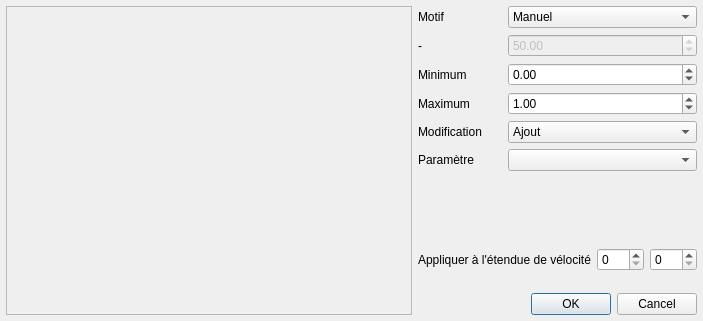
Before: the Qt Designer form trunk/tools/dialog_paramglobal.ui in davy7125/polyphone, drawn with Qt 5.
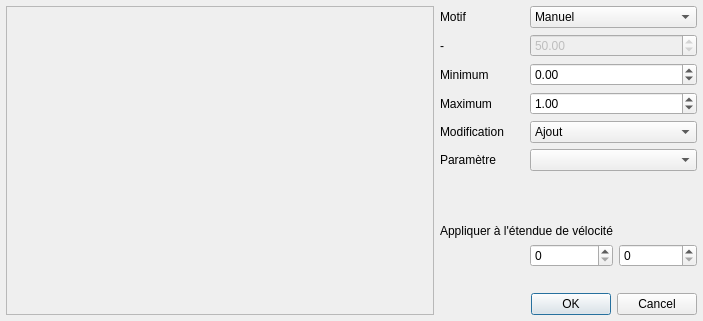
After: the same form once the commit is applied. Icons and pictures are not drawn. Custom widgets are drawn as their Qt base class.

```diff
--- a/trunk/tools/dialog_paramglobal.ui
+++ b/trunk/tools/dialog_paramglobal.ui
@@ -23,7 +23,7 @@
   <property name="modal">
    <bool>true</bool>
   </property>
-  <layout class="QVBoxLayout" name="verticalLayout" stretch="0">
+  <layout class="QGridLayout" name="gridLayout_2">
    <property name="leftMargin">
     <number>6</number>
    </property>
@@ -36,31 +36,6 @@
    <property name="bottomMargin">
     <number>6</number>
    </property>
-   <item>
-    <layout class="QGridLayout" name="gridLayout" columnstretch="100,0,0,0,0">
-     <property name="spacing">
-      <number>6</number>
-     </property>
-     <item row="2" column="2" colspan="3">
-      <widget class="QDoubleSpinBox" name="doubleSpinMin">
-       <property name="minimum">
-        <double>-20000.000000000000000</double>
-       </property>
-       <property name="maximum">
-        <double>20000.000000000000000</double>
-       </property>
-       <property name="value">
-        <double>0.000000000000000</double>
-       </property>
-      </widget>
-     </item>
-     <item row="7" column="3">
-      <widget class="QSpinBox" name="spinVelMin">
-       <property name="maximum">
-        <number>127</number>
-       </property>
-      </widget>
-     </item>
      <item row="2" column="1">
       <widget class="QLabel" name="label_3">
        <property name="text">
@@ -68,59 +43,39 @@
        </property>
       </widget>
      </item>
-     <item row="0" column="1">
-      <widget class="QLabel" name="label">
-       <property name="text">
-        <string>Motif</string>
-       </property>
-      </widget>
-     </item>
-     <item row="1" column="2" colspan="3">
-      <widget class="QDoubleSpinBox" name="doubleSpinRaideur">
-       <property name="enabled">
-        <bool>false</bool>
-       </property>
-       <property name="minimum">
-        <double>0.000000000000000</double>
-       </property>
-       <property name="maximum">
-        <double>100.000000000000000</double>
-       </property>
-       <property name="value">
-        <double>50.000000000000000</double>
-       </property>
-      </widget>
-     </item>
-     <item row="9" column="1" colspan="4">
-      <widget class="QDialogButtonBox" name="buttonBox">
-       <property name="orientation">
-        <enum>Qt::Horizontal</enum>
-       </property>
-       <property name="standardButtons">
-        <set>QDialogButtonBox::Cancel|QDialogButtonBox::Ok</set>
-       </property>
-      </widget>
-     </item>
-     <item row="8" column="1">
-      <spacer name="verticalSpacer">
-       <property name="orientation">
-        <enum>Qt::Vertical</enum>
-       </property>
-       <property name="sizeType">
-        <enum>QSizePolicy::Fixed</enum>
-       </property>
-       <property name="sizeHint" stdset="0">
-        <size>
-         <width>20</width>
-         <height>10</height>
-        </size>
-       </property>
-      </spacer>
-     </item>
-     <item row="5" column="2" colspan="3">
+   <item row="5" column="2" colspan="2">
       <widget class="QComboBox" name="comboValeur"/>
      </item>
-     <item row="4" column="2" colspan="3">
+   <item row="2" column="2" colspan="2">
+    <widget class="QDoubleSpinBox" name="doubleSpinMin">
+     <property name="minimum">
+      <double>-20000.000000000000000</double>
+     </property>
+     <property name="maximum">
+      <double>20000.000000000000000</double>
+     </property>
+     <property name="value">
+      <double>0.000000000000000</double>
+     </property>
+    </widget>
+   </item>
+   <item row="6" column="1">
+    <spacer name="verticalSpacer_2">
+     <property name="orientation">
+      <enum>Qt::Vertical</enum>
+     </property>
+     <property name="sizeType">
+      <enum>QSizePolicy::Fixed</enum>
+     </property>
+     <property name="sizeHint" stdset="0">
+      <size>
+       <width>20</width>
+       <height>40</height>
+      </size>
+     </property>
+    </spacer>
+   </item>
+   <item row="4" column="2" colspan="2">
       <widget class="QComboBox" name="comboModif">
        <item>
         <property name="text">
@@ -139,7 +94,24 @@
        </item>
       </widget>
      </item>
-     <item row="3" column="2" colspan="3">
+   <item row="10" column="1" colspan="3">
+    <widget class="QDialogButtonBox" name="buttonBox">
+     <property name="orientation">
+      <enum>Qt::Horizontal</enum>
+     </property>
+     <property name="standardButtons">
+      <set>QDialogButtonBox::Cancel|QDialogButtonBox::Ok</set>
+     </property>
+    </widget>
+   </item>
+   <item row="5" column="1">
+    <widget class="QLabel" name="label_5">
+     <property name="text">
+      <string>Paramètre</string>
+     </property>
+    </widget>
+   </item>
+   <item row="3" column="2" colspan="2">
       <widget class="QDoubleSpinBox" name="doubleSpinMax">
        <property name="minimum">
         <double>-20000.000000000000000</double>
@@ -152,26 +124,6 @@
        </property>
       </widget>
      </item>
-     <item row="6" column="1">
-      <spacer name="verticalSpacer_2">
-       <property name="orientation">
-        <enum>Qt::Vertical</enum>
-       </property>
-       <property name="sizeHint" stdset="0">
-        <size>
-         <width>20</width>
-         <height>40</height>
-        </size>
-       </property>
-      </spacer>
-     </item>
-     <item row="7" column="1" colspan="2">
-      <widget class="QLabel" name="label_7">
-       <property name="text">
-        <string>Appliquer à l'étendue de vélocité</string>
-       </property>
-      </widget>
-     </item>
      <item row="1" column="1">
       <widget class="QLabel" name="label_6">
        <property name="text">
@@ -186,55 +138,7 @@
        </property>
       </widget>
      </item>
-     <item row="5" column="1">
-      <widget class="QLabel" name="label_5">
-       <property name="text">
-        <string>Paramètre</string>
-       </property>
-      </widget>
-     </item>
-     <item row="7" column="4">
-      <widget class="QSpinBox" name="spinVelMax">
-       <property name="maximum">
-        <number>127</number>
-       </property>
-      </widget>
-     </item>
-     <item row="0" column="0" rowspan="10">
-      <widget class="QFrame" name="frame_1">
-       <property name="frameShape">
-        <enum>QFrame::StyledPanel</enum>
-       </property>
-       <property name="frameShadow">
-        <enum>QFrame::Sunken</enum>
-       </property>
-       <layout class="QVBoxLayout" name="verticalLayout_2">
-        <property name="leftMargin">
-         <number>0</number>
-        </property>
-        <property name="topMargin">
-         <number>0</number>
-        </property>
-        <property name="rightMargin">
-         <number>0</number>
-        </property>
-        <property name="bottomMargin">
-         <number>0</number>
-        </property>
-        <item>
-         <widget class="GraphParamGlobal" name="graphParamGlobal" native="true"/>
-        </item>
-       </layout>
-      </widget>
-     </item>
-     <item row="4" column="1">
-      <widget class="QLabel" name="label_4">
-       <property name="text">
-        <string>Modification</string>
-       </property>
-      </widget>
-     </item>
-     <item row="0" column="2" colspan="3">
+   <item row="0" column="2" colspan="2">
       <widget class="QComboBox" name="comboMotif">
        <property name="currentIndex">
         <number>0</number>
@@ -271,7 +175,105 @@
        </item>
       </widget>
      </item>
-    </layout>
+   <item row="0" column="1">
+    <widget class="QLabel" name="label">
+     <property name="text">
+      <string>Motif</string>
+     </property>
+    </widget>
+   </item>
+   <item row="7" column="1" colspan="2">
+    <widget class="QLabel" name="label_7">
+     <property name="text">
+      <string>Appliquer à l'étendue de vélocité</string>
+     </property>
+    </widget>
+   </item>
+   <item row="8" column="2">
+    <widget class="QSpinBox" name="spinVelMin">
+     <property name="maximum">
+      <number>127</number>
+     </property>
+    </widget>
+   </item>
+   <item row="8" column="3">
+    <widget class="QSpinBox" name="spinVelMax">
+     <property name="maximum">
+      <number>127</number>
+     </property>
+    </widget>
+   </item>
+   <item row="4" column="1">
+    <widget class="QLabel" name="label_4">
+     <property name="text">
+      <string>Modification</string>
+     </property>
+    </widget>
+   </item>
+   <item row="1" column="2" colspan="2">
+    <widget class="QDoubleSpinBox" name="doubleSpinRaideur">
+     <property name="enabled">
+      <bool>false</bool>
+     </property>
+     <property name="minimum">
+      <double>0.000000000000000</double>
+     </property>
+     <property name="maximum">
+      <double>100.000000000000000</double>
+     </property>
+     <property name="value">
+      <double>50.000000000000000</double>
+     </property>
+    </widget>
+   </item>
+   <item row="0" column="0" rowspan="11">
+    <widget class="QFrame" name="frame_1">
+     <property name="sizePolicy">
+      <sizepolicy hsizetype="Expanding" vsizetype="Preferred">
+       <horstretch>0</horstretch>
+       <verstretch>0</verstretch>
+      </sizepolicy>
+     </property>
+     <property name="frameShape">
+      <enum>QFrame::StyledPanel</enum>
+     </property>
+     <property name="frameShadow">
+      <enum>QFrame::Sunken</enum>
+     </property>
+     <layout class="QVBoxLayout" name="verticalLayout_2">
+      <property name="leftMargin">
+       <number>0</number>
+      </property>
+      <property name="topMargin">
+       <number>0</number>
+      </property>
+      <property name="rightMargin">
+       <number>0</number>
+      </property>
+      <property name="bottomMargin">
+       <number>0</number>
+      </property>
+      <item>
+       <widget class="GraphParamGlobal" name="graphParamGlobal" native="true"/>
+      </item>
+     </layout>
+    </widget>
+   </item>
+   <item row="9" column="1">
+    <spacer name="verticalSpacer">
+     <property name="orientation">
+      <enum>Qt::Vertical</enum>
+     </property>
+     <property name="sizeType">
+      <enum>QSizePolicy::Fixed</enum>
+     </property>
+     <property name="sizeHint" stdset="0">
+      <size>
+       <width>20</width>
+       <height>10</height>
+      </size>
+     </property>
+    </spacer>
    </item>
   </layout>
  </widget>
```
Left out of the diff: 60 changed lines with no effect on the pictures. Lines whose indentation alone changed are shown as unchanged.
